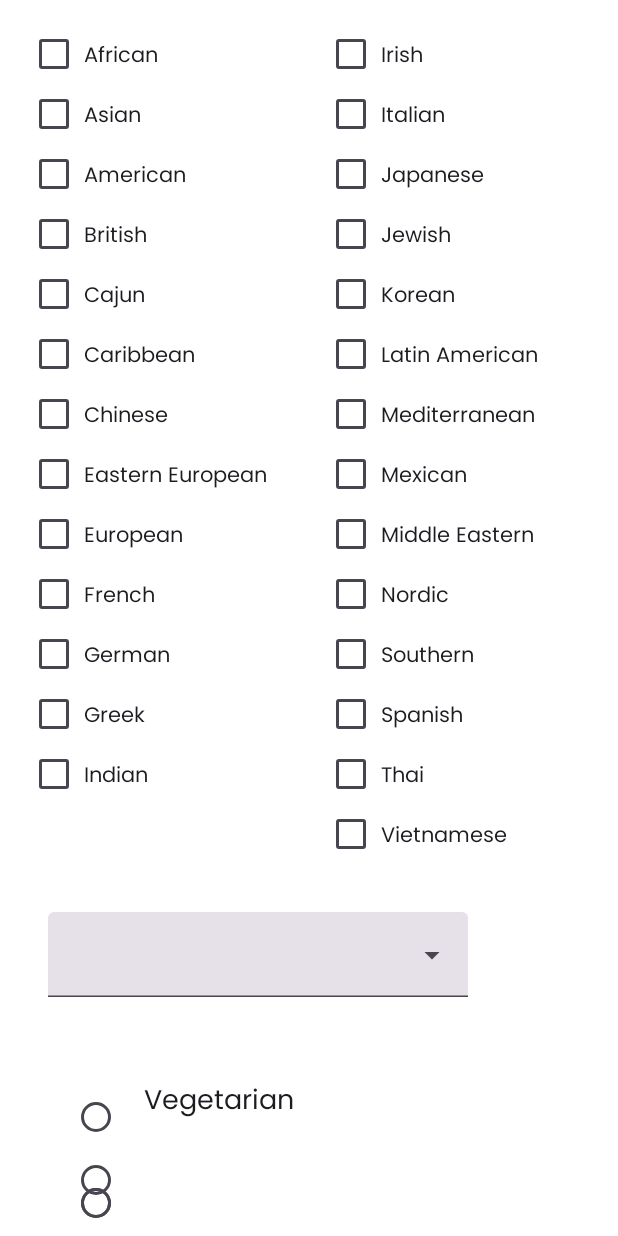
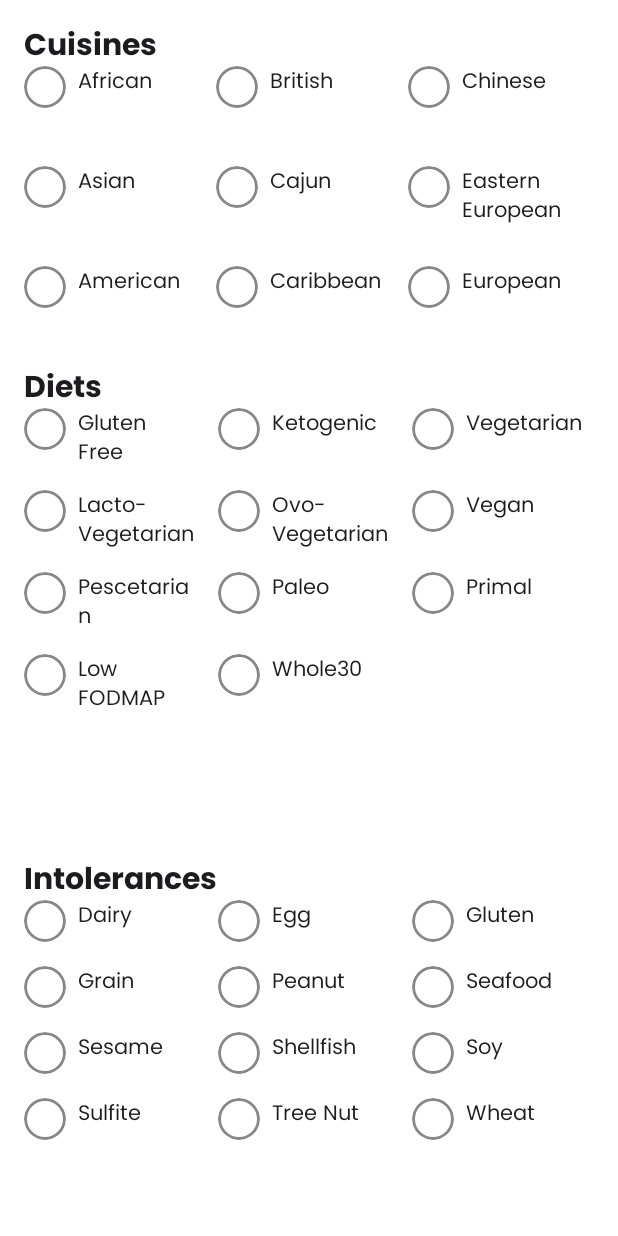
Before and after one commit to marcusottosen/RecipeRoulette, an Android app built with Jetpack Compose: the FilterPage screen opened through its navigation route, on a phone screen of 412 x 824 dp. Run offline under Robolectric (Android 15) with nearby library versions, the light colour scheme and no system bars; our stand-ins replace livedata-compose.

Commit message:
API Fixes. New meal types added

```diff
--- a/app/build.gradle
+++ b/app/build.gradle
@@ -88,5 +88,7 @@ dependencies {
     implementation 'org.jetbrains.kotlinx:kotlinx-coroutines-core:1.7.1'
     implementation 'org.jetbrains.kotlinx:kotlinx-coroutines-android:1.7.1'
     implementation "com.google.accompanist:accompanist-pager:0.17.0"
+    implementation "com.google.accompanist:accompanist-flowlayout:0.20.0"
+
 
 }
--- a/app/src/main/java/com/example/reciperoulette/data/model/adapter/getAPIRecipe.kt
+++ b/app/src/main/java/com/example/reciperoulette/data/model/adapter/getAPIRecipe.kt
@@ -29,7 +29,7 @@ suspend fun getAPIRecipe(criteria: SearchCriteria): Recipe? {
             .get()
             .build()
 
-
+        Log.d("HTTP Type", criteria.type.toString())
         val url = HttpUrl.Builder()
             .scheme("https")
             .host("api.spoonacular.com")
--- /dev/null
+++ b/app/src/main/java/com/example/reciperoulette/data/util/FilterData.kt
@@ -0,0 +1,78 @@
+package com.example.reciperoulette.data.util
+
+data class FilterItem(val name: String, var isSelected: Boolean)
+
+
+fun filterdata(): FilterData {
+    val cuisines = listOf(
+        FilterItem("African", false),
+        FilterItem("Asian", false),
+        FilterItem("American", false),
+        FilterItem("British", false),
+        FilterItem("Cajun", false),
+        FilterItem("Caribbean", false),
+        FilterItem("Chinese", false),
+        FilterItem("Eastern European", false),
+        FilterItem("European", false),
+        FilterItem("French", false),
+        FilterItem("German", false),
+        FilterItem("Greek", false),
+        FilterItem("Indian", false),
+        FilterItem("Irish", false),
+        FilterItem("Italian", false),
+        FilterItem("Japanese", false),
+        FilterItem("Jewish", false),
+        FilterItem("Korean", false),
+        FilterItem("Latin American", false),
+        FilterItem("Mediterranean", false),
+        FilterItem("Mexican", false),
+        FilterItem("Middle Eastern", false),
+        FilterItem("Nordic", false),
+        FilterItem("Southern", false),
+        FilterItem("Spanish", false),
+        FilterItem("Thai", false),
+        FilterItem("Vietnamese", false)
+    )
+
+    val diets = listOf(
+        FilterItem("Gluten Free", false),
+        FilterItem("Ketogenic", false),
+        FilterItem("Vegetarian", false),
+        FilterItem("Lacto-\nVegetarian", false),
+        FilterItem("Ovo-\nVegetarian", false),
+        FilterItem("Vegan", false),
+        FilterItem("Pescetarian", false),
+        FilterItem("Paleo", false),
+        FilterItem("Primal", false),
+        FilterItem("Low FODMAP", false),
+        FilterItem("Whole30", false),
+    )
+
+    val intolerances = listOf(
+        FilterItem("Dairy", false),
+        FilterItem("Egg", false),
+        FilterItem("Gluten", false),
+        FilterItem("Grain", false),
+        FilterItem("Peanut", false),
+        FilterItem("Seafood", false),
+        FilterItem("Sesame", false),
+        FilterItem("Shellfish", false),
+        FilterItem("Soy", false),
+        FilterItem("Sulfite", false),
+        FilterItem("Tree Nut", false),
+        FilterItem("Wheat", false),
+    )
+
+    return FilterData(cuisines, intolerances, diets)
+}
+
+class FilterData(val cuisines: List<FilterItem>, val intolerances: List<FilterItem>, val diets: List<FilterItem>) {
+    val selectedCuisines: List<FilterItem>
+        get() = cuisines.filter { it.isSelected }
+
+    val selectedIntolerances: List<FilterItem>
+        get() = intolerances.filter { it.isSelected }
+
+    val selectedDiets: List<FilterItem>
+        get() = diets.filter { it.isSelected }
+}
--- a/app/src/main/java/com/example/reciperoulette/data/util/Navigation.kt
+++ b/app/src/main/java/com/example/reciperoulette/data/util/Navigation.kt
@@ -7,7 +7,7 @@ import androidx.compose.runtime.Composable
 import androidx.navigation.NavHostController
 import androidx.navigation.compose.NavHost
 import androidx.navigation.compose.composable
-import com.example.reciperoulette.ui.view.pages.FilterPage
+import com.example.reciperoulette.ui.view.pages.FilterPageTwo
 import com.example.reciperoulette.ui.view.pages.Homepage
 import com.example.reciperoulette.ui.view.pages.RecipePage
 import com.example.reciperoulette.ui.viewmodel.RecipeViewModel
@@ -37,7 +37,8 @@ fun Navigation(navController: NavHostController, recipeViewModel: RecipeViewMode
         }
 
         composable(NavigationRoute.FilterPage.route){
-            FilterPage(navController, recipeViewModel)
+            //FilterPage(navController, recipeViewModel)
+            FilterPageTwo(navController, recipeViewModel)
         }
 
 
--- a/app/src/main/java/com/example/reciperoulette/ui/view/pages/FilterPage.kt
+++ b/app/src/main/java/com/example/reciperoulette/ui/view/pages/FilterPage.kt
@@ -44,7 +44,7 @@ import androidx.lifecycle.MutableLiveData
 import androidx.navigation.NavController
 import com.example.reciperoulette.data.util.NavigationRoute
 import com.example.reciperoulette.ui.viewmodel.RecipeViewModel
-
+/*
 @Composable
 fun FilterPage(navController: NavController, viewModel: RecipeViewModel){
     LaunchedEffect(Unit) {
@@ -94,7 +94,7 @@ fun FilterPage(navController: NavController, viewModel: RecipeViewModel){
         // Add similar components for other filters
 
         Button(onClick = {
-            viewModel.applyFilters()
+            //viewModel.applyFilters()
             navController.navigate(NavigationRoute.Homepage.route)
         }) {
             Text("Apply Filters")
@@ -355,4 +355,4 @@ fun DietRadioButton(selectedDiet: MutableLiveData<String>, onDietSelected: (Stri
             }
         }
     }
-}
+}*/
--- /dev/null
+++ b/app/src/main/java/com/example/reciperoulette/ui/view/pages/FilterPageTwo.kt
@@ -0,0 +1,314 @@
+package com.example.reciperoulette.ui.view.pages
+
+import androidx.compose.foundation.ExperimentalFoundationApi
+import androidx.compose.foundation.background
+import androidx.compose.foundation.border
+import androidx.compose.foundation.clickable
+import androidx.compose.foundation.layout.Arrangement
+import androidx.compose.foundation.layout.Box
+import androidx.compose.foundation.layout.Column
+import androidx.compose.foundation.layout.PaddingValues
+import androidx.compose.foundation.layout.Row
+import androidx.compose.foundation.layout.Spacer
+import androidx.compose.foundation.layout.fillMaxHeight
+import androidx.compose.foundation.layout.fillMaxSize
+import androidx.compose.foundation.layout.fillMaxWidth
+import androidx.compose.foundation.layout.height
+import androidx.compose.foundation.layout.padding
+import androidx.compose.foundation.layout.size
+import androidx.compose.foundation.layout.width
+import androidx.compose.foundation.lazy.LazyColumn
+import androidx.compose.foundation.lazy.LazyListScope
+import androidx.compose.foundation.lazy.grid.GridCells
+import androidx.compose.foundation.lazy.grid.LazyHorizontalGrid
+import androidx.compose.foundation.lazy.grid.items
+import androidx.compose.foundation.shape.CircleShape
+import androidx.compose.foundation.text.BasicTextField
+import androidx.compose.material.icons.Icons
+import androidx.compose.material.icons.filled.Check
+import androidx.compose.material3.Button
+import androidx.compose.material3.Checkbox
+import androidx.compose.material3.Icon
+import androidx.compose.material3.MaterialTheme
+import androidx.compose.material3.Text
+import androidx.compose.runtime.Composable
+import androidx.compose.runtime.getValue
+import androidx.compose.runtime.mutableStateOf
+import androidx.compose.runtime.remember
+import androidx.compose.runtime.setValue
+import androidx.compose.ui.Alignment
+import androidx.compose.ui.Modifier
+import androidx.compose.ui.draw.clip
+import androidx.compose.ui.graphics.Color
+import androidx.compose.ui.unit.dp
+import androidx.navigation.NavController
+import com.example.reciperoulette.data.util.FilterItem
+import com.example.reciperoulette.data.util.NavigationRoute
+import com.example.reciperoulette.data.util.filterdata
+import com.example.reciperoulette.ui.viewmodel.RecipeViewModel
+import kotlin.math.ceil
+
+
+@ExperimentalFoundationApi
+@Composable
+fun FilterPageTwo(navController: NavController, viewModel: RecipeViewModel) {
+    val filterData = filterdata()   // Retrieve the filter data
+
+
+    LazyColumn(
+        modifier = Modifier
+            .fillMaxSize(),
+        contentPadding = PaddingValues(16.dp)
+    ) {
+        item {
+            Text(text = "Cuisines", style = MaterialTheme.typography.titleMedium)
+            Box(modifier = Modifier.height(200.dp)) {
+                CheckboxScrollRow(filterData.cuisines)
+            }
+        }
+
+        item {
+            Text(text = "Diets", style = MaterialTheme.typography.titleMedium)
+            Box(modifier = Modifier.height(300.dp)) {
+                CheckboxGrid(filterItems = filterData.diets, 3)
+            }
+        }
+
+        item {
+            Text(text = "Intolerances", style = MaterialTheme.typography.titleMedium)
+            Box(modifier = Modifier.height(300.dp)) {
+                CheckboxGrid(filterItems = filterData.intolerances, 3)
+            }
+        }
+        item{
+            Button(
+                onClick = {
+                    viewModel.applyFilters(filterData.selectedCuisines, filterData.selectedIntolerances, filterData.selectedDiets)
+                    navController.navigate(NavigationRoute.Homepage.route)
+
+                    val selectedCuisines = filterData.selectedCuisines.map { it.name }
+                    val selectedIntolerances = filterData.selectedIntolerances.map { it.name }
+                    val selectedDiets = filterData.selectedDiets.map { it.name }
+
+                    // Print the chosen filters to the console
+                    println("Selected Cuisines: $selectedCuisines")
+                    println("Selected Intolerances: $selectedIntolerances")
+                    println("Selected Diets: $selectedDiets")
+                },
+                modifier = Modifier.padding(16.dp)
+            ) {
+                Text(text = "Apply Filters")
+            }
+        }
+
+        SubList2()
+
+    }
+}
+
+@Composable
+fun CircularCheckbox(
+    checked: Boolean,
+    onCheckedChange: (Boolean) -> Unit,
+    modifier: Modifier = Modifier
+) {
+    Box(
+        modifier = modifier
+            .size(28.dp)
+            .clip(CircleShape)
+            .background(if (checked) MaterialTheme.colorScheme.primary else Color.White)
+            .border(
+                width = 2.dp,
+                color = if (checked) MaterialTheme.colorScheme.primary else Color.Gray,
+                shape = CircleShape
+            )
+            .clickable { onCheckedChange(!checked) },
+        contentAlignment = Alignment.Center,
+    ) {
+        if (checked) {
+            Icon(
+                imageVector = Icons.Default.Check,
+                contentDescription = null,
+                tint = Color.White,
+            )
+        }
+    }
+}
+
+@Composable
+fun CheckboxScrollRow(cuisines: List<FilterItem>) {
+    LazyHorizontalGrid(
+        rows = GridCells.Fixed(3),
+        modifier = Modifier
+            .fillMaxWidth()
+            //.background(Color.LightGray)
+    ) {
+        items(cuisines) { cuisine ->
+            var isSelected by remember { mutableStateOf(cuisine.isSelected) }
+
+            Row(
+                modifier = Modifier
+                    .padding(end = 8.dp)
+                    .fillMaxHeight()
+                    .width(120.dp)
+            ) {
+                CircularCheckbox(
+                    checked = isSelected,
+                    onCheckedChange = { isChecked ->
+                        isSelected = isChecked // Update the state
+                        cuisine.isSelected = isChecked // Update the original Cuisine object's state
+                    }
+                )
+                Text(
+                    text = cuisine.name,
+                    style = MaterialTheme.typography.bodySmall,
+                    modifier = Modifier.padding(start = 8.dp)
+                )
+            }
+        }
+    }
+}
+
+@Composable
+fun CheckboxGrid(filterItems: List<FilterItem>, columns: Int = 3) {
+    val rows = ceil(filterItems.size / columns.toFloat()).toInt()
+
+    Column(
+        modifier = Modifier.fillMaxSize(),
+        verticalArrangement = Arrangement.spacedBy(8.dp)
+    ) {
+        repeat(rows) { rowIndex ->
+            Row(
+                modifier = Modifier.fillMaxWidth(),
+                horizontalArrangement = Arrangement.spacedBy(8.dp)
+            ) {
+                for (columnIndex in 0 until columns) {
+                    val index = rowIndex * columns + columnIndex
+                    if (index < filterItems.size) {
+                        val filterItem = filterItems[index]
+                        var isSelected by remember { mutableStateOf(filterItem.isSelected) }
+
+                        // Use Modifier.weight to ensure equal sizes for Checkbox and Text
+                        Row(
+                            modifier = Modifier.weight(1f).padding(end = 8.dp, bottom = 8.dp)
+                        ) {
+                            CircularCheckbox(
+                                checked = isSelected,
+                                onCheckedChange = { isChecked ->
+                                    isSelected = isChecked
+                                    filterItem.isSelected = isChecked
+                                }
+                            )
+                            Text(
+                                text = filterItem.name,
+                                style = MaterialTheme.typography.bodySmall,
+                                modifier = Modifier.padding(start = 8.dp)
+                            )
+                        }
+                    } else {
+                        Spacer(
+                            modifier = Modifier
+                                .weight(1f)
+                                .fillMaxHeight()
+                        )
+                    }
+                }
+            }
+        }
+    }
+}
+
+
+
+
+
+fun LazyListScope.SubList2(){
+    items(5){
+        Text(text = "Hello World", Modifier.padding(16.dp))
+    }
+}
+
+@Composable
+fun FilterPageTwo2() {
+    Column (Modifier.fillMaxSize()) {
+        Box(
+            modifier = Modifier
+                .height(200.dp)
+                .fillMaxWidth()
+        ) {
+            FilterGrid()
+        }
+    }
+
+    LazyColumn(
+        modifier = Modifier
+            .fillMaxSize()
+            .padding(16.dp)
+    ) {
+        item {
+            FilterGrid()
+
+        }
+    }
+
+    /*LazyColumn(
+        modifier = Modifier
+            .fillMaxSize()
+            .padding(16.dp)
+    ) {
+        item {
+            Text("Filters", style = MaterialTheme.typography.titleMedium)
+        }
+
+        item {
+            FilterGrid()
+        }
+
+        item {
+            Spacer(modifier = Modifier.height(16.dp))
+        }
+
+        item {
+            Text("Filters 2", style = MaterialTheme.typography.titleMedium)
+        }
+
+        item {
+            FilterGrid()
+        }
+    }*/
+}
+@Composable
+fun FilterGrid() {
+    var checkedStates by remember { mutableStateOf(List(20) { false }) }
+
+    LazyHorizontalGrid(
+        rows = GridCells.Fixed(2),
+        modifier = Modifier
+            .fillMaxWidth()
+            .background(Color.LightGray)
+    ) {
+        items(20) { index ->
+            Column(
+                modifier = Modifier
+                    .padding(8.dp)
+                    .fillMaxHeight()
+                    //.width(160.dp) // Adjust the width as needed
+            ) {
+                Checkbox(
+                    checked = checkedStates[index],
+                    onCheckedChange = { isChecked ->
+                        checkedStates = checkedStates.toMutableList().also {
+                            it[index] = isChecked
+                        }
+                    }
+                )
+                BasicTextField(
+                    value = "Item $index",
+                    onValueChange = {},
+                    textStyle = MaterialTheme.typography.bodySmall,
+                    modifier = Modifier.padding(top = 4.dp),
+                )
+            }
+        }
+    }
+}
--- a/app/src/main/java/com/example/reciperoulette/ui/view/pages/Homepage.kt
+++ b/app/src/main/java/com/example/reciperoulette/ui/view/pages/Homepage.kt
@@ -100,9 +100,12 @@ fun Homepage(navController: NavController, recipeViewModel: RecipeViewModel) {
     val dessertLogo = painterResource(id = R.drawable.dessertillu)
 
     val mealDataList = listOf(
+        MealData("Drink", R.drawable.drink, Color(0xFF19830D), Color(0xFFA7DBA3)),
+        MealData("Snack", R.drawable.snack, Color(0xFF6D0D83), Color(0xFFEBBCE7)),
         MealData("Breakfast", R.drawable.breakfastillu, Color(0xFF0D1F83), Color(0xFFa3ade6)),
-        MealData("Dinner", R.drawable.dinnerillu, Color(0xFFB1700C), Color(0xFFFEDAA3)),
-        MealData("Soup", R.drawable.dessertillu, Color(0xFFC5190C), Color(0xFFE2A19C)),
+        MealData("Main Course", R.drawable.dinnerillu, Color(0xFFB1700C), Color(0xFFFEDAA3)),
+        MealData("Dessert", R.drawable.dessertillu, Color(0xFFC5190C), Color(0xFFE2A19C)),
+        MealData("Soup", R.drawable.soup, Color(0xFF0D9186), Color(0xFF9CE2DA)),
     )
 
     Column(
@@ -242,8 +245,6 @@ fun Homepage(navController: NavController, recipeViewModel: RecipeViewModel) {
             }
 
             Spacer(modifier = Modifier.height(100.dp))
-            VegetarianSwitch(recipeViewModel)
-            Spacer(modifier = Modifier.height(100.dp))
 
         }
     }
@@ -258,7 +259,7 @@ fun Homepage(navController: NavController, recipeViewModel: RecipeViewModel) {
         }
     }*/
 }
-
+/*
 @Composable
 fun VegetarianSwitch(recipeViewModel: RecipeViewModel) {
 
@@ -286,7 +287,7 @@ fun VegetarianSwitch(recipeViewModel: RecipeViewModel) {
             }
         )
     }
-}
+}*/
 
 
 
--- a/app/src/main/java/com/example/reciperoulette/ui/view/reuseables/MealPager.kt
+++ b/app/src/main/java/com/example/reciperoulette/ui/view/reuseables/MealPager.kt
@@ -56,7 +56,7 @@ fun MealPager(mealDataList: List<MealData>, viewModel: RecipeViewModel) {
             .fillMaxSize()
             //.background(Color(0xFFF1B3B3)),
     ) {
-        val pagerState = rememberPagerState(pageCount = { mealDataList.size }, initialPage = 1)
+        val pagerState = rememberPagerState(pageCount = { mealDataList.size }, initialPage = 3)
 
         HorizontalPager(
             contentPadding = PaddingValues(horizontal = 40.dp),
--- a/app/src/main/java/com/example/reciperoulette/ui/view/reuseables/loadingAnimation.kt
+++ b/app/src/main/java/com/example/reciperoulette/ui/view/reuseables/loadingAnimation.kt
@@ -40,7 +40,7 @@ fun AnimatedView(navController: NavController) {
     var isFindingRecipe by remember { mutableStateOf(true) }
 
     var updateString by remember {
-        mutableStateOf("Finding random recipe")
+        mutableStateOf("Finding the best random recipe for you")
     }
 
     Box(
--- a/app/src/main/java/com/example/reciperoulette/ui/viewmodel/RecipeViewModel.kt
+++ b/app/src/main/java/com/example/reciperoulette/ui/viewmodel/RecipeViewModel.kt
@@ -12,6 +12,8 @@ import androidx.lifecycle.viewModelScope
 import com.example.reciperoulette.data.model.adapter.getAPIRecipe
 import com.example.reciperoulette.data.model.dataClass.Recipe
 import com.example.reciperoulette.data.model.dataClass.SearchCriteria
+import com.example.reciperoulette.data.util.FilterData
+import com.example.reciperoulette.data.util.FilterItem
 import kotlinx.coroutines.launch
 import java.lang.ref.WeakReference
 import java.util.Locale
@@ -40,19 +42,20 @@ class RecipeViewModel(context: Context) : ViewModel() {
     private val _navigateToDetails = MutableLiveData<Boolean>()
     val navigateToDetails: LiveData<Boolean> get() = _navigateToDetails
 
-    val selectedCuisine = MutableLiveData<String>("")
-    val selectedDiet = MutableLiveData<String>("")
-    val selectedMealType = MutableLiveData<String>("")
-    val selectedMaxReadyTime = MutableLiveData<Int>(999)
 
     private val _currentCriteria = MutableLiveData<SearchCriteria>()
-    val currentCriteria: LiveData<SearchCriteria> get() = _currentCriteria
     init {
-        applyFilters()
-        //loadRecipeData()
+        _currentCriteria.value = SearchCriteria(    // Make a searchCriteria with default values. For future, get from local storage
+            cuisine = null,
+            diet = null,
+            intolerances = null,
+            type = null,
+            maxReadyTime = null
+        )
     }
     fun fetchRecipe(mealType: String) {
         viewModelScope.launch {
+            try {
                 // Get the base criteria from LiveData or return if it's null
                 val baseCriteria = _currentCriteria.value ?: return@launch
 
@@ -61,14 +64,6 @@ class RecipeViewModel(context: Context) : ViewModel() {
 
                 // Merge the base criteria with the additional criteria
                 val finalCriteria = baseCriteria.mergeWith(additionalCriteria)
-            /*  val criteria = SearchCriteria(
-                  cuisine = listOf(selectedCuisine.value ?: ""),
-                  diet = listOf(selectedDiet.value ?: "vegetarian"),
-                  type = selectedMealType.value ?: "",
-                  maxReadyTime = selectedMaxReadyTime.value
-              )
-            val tags = recipeStringMaker(mealType)
-            Log.d("string", tags)*/
 
                 val fetchedRecipe = getAPIRecipe(finalCriteria)
                 _recipe.value = fetchedRecipe   // Set the recipe to the fetched recipe
@@ -77,30 +72,25 @@ class RecipeViewModel(context: Context) : ViewModel() {
                     _navigateToDetails.value = true
                 else
                     Toast.makeText(getContext(), "No recipe found", Toast.LENGTH_SHORT).show()
+            } catch (e: Exception) {
+                // Handle exceptions here
+                Log.e("RecipeViewModel", "Error fetching recipe: ${e.message}")
+                Toast.makeText(getContext(), "Error fetching recipe", Toast.LENGTH_SHORT).show()
+            }
         }
     }
 
-    fun applyFilters() {    // Creates a new SearchCriteria object from the selected filters
+
+    fun applyFilters(selectedCuisines: List<FilterItem>, selectedIntolerances: List<FilterItem>, selectedDiets: List<FilterItem>) {
+        Log.d("ViewModel", selectedCuisines.toString())
+
         _currentCriteria.value = SearchCriteria(
-            cuisine = listOfNotNull(selectedCuisine.value),
-            diet = listOfNotNull(selectedDiet.value),
-            type = selectedMealType.value,
-            maxReadyTime = selectedMaxReadyTime.value
+            cuisine = selectedCuisines.map { it.name },
+            diet = selectedDiets.map { it.name },
+            intolerances = selectedIntolerances.map { it.name },
+            type = null,
+            maxReadyTime = null
         )
-    }
-
-    // Creates string of tags for API call
-    private fun recipeStringMaker(mealType: String): String{
-        return if (vegetarianSwitch.value) {
-            "vegetarian,$mealType"
-        } else {
-            mealType
-        }
-    }
-
-    fun toggleVegetarianSwitch() {
-        vegetarianSwitch.value = !vegetarianSwitch.value
-        Log.d("switch", vegetarianSwitch.value.toString())
     }
 
     fun onNavigationDone() {
```
Also changed, not shown: app/src/main/java/com/example/reciperoulette/data/model/dataClass/SearchCriteria.kt (+9 -5 lines), app/src/main/res/drawable/drink.png (added), app/src/main/res/drawable/snack.png (added), app/src/main/res/drawable/soup.png (added). Lines whose indentation alone changed are shown as unchanged.
